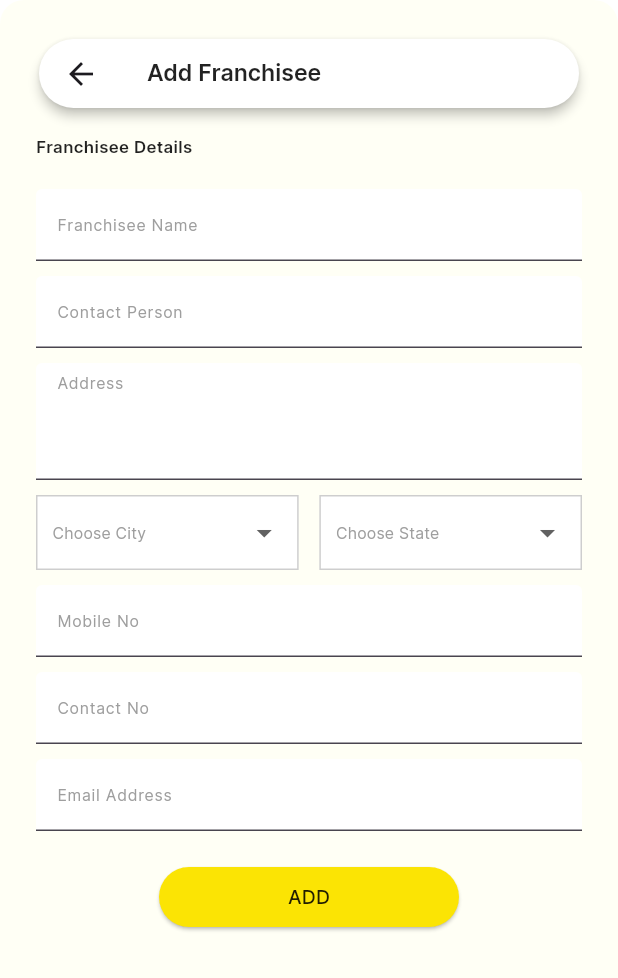
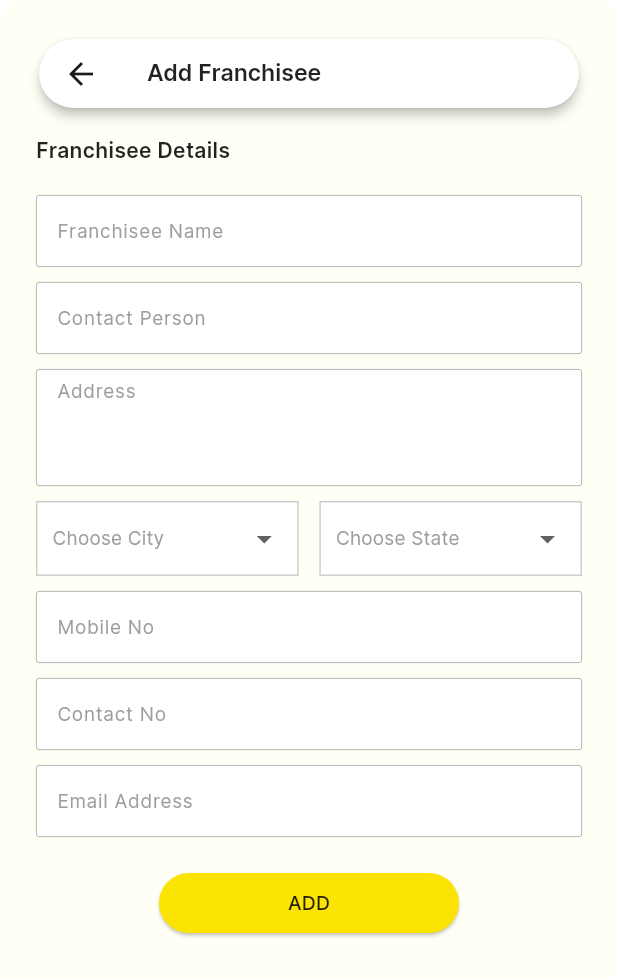
Before and after one commit to TLCInfotech/sweet_shop_app, a Flutter app: the MyDialog screen opened directly, on a phone screen of 412 x 824 dp. Shown: the top 978 px of the screen. Run offline on Flutter 3.47's test engine with Material 3 defaults, Android fonts, the light colour scheme and no system bars; our stand-ins replace flutter_staggered_animations, font_awesome_flutter.

Commit message:
Common style

```diff
--- a/lib/core/common_style.dart
+++ b/lib/core/common_style.dart
@@ -9,7 +9,7 @@ const big_title_style=TextStyle(
 );
 
 const subHeading_withBold=TextStyle(
-  fontSize: 15.0,
+  fontSize: 16.0,
   color: Colors.white,
   fontFamily: "Inter_Medium_Font"
 );
@@ -31,7 +31,7 @@ const textfield_label_style=TextStyle(
 const hint_textfield_Style = TextStyle(
     fontFamily: 'Inter_Regular_Font',
     color:Colors.grey,
-    fontSize: 15
+    fontSize: 18
 );
 
 const textfield_decoration = InputDecoration(
@@ -42,6 +42,25 @@ const textfield_decoration = InputDecoration(
   filled: true,
   hintStyle: hint_textfield_Style,
   floatingLabelStyle: TextStyle(fontFamily: 'Inter_Medium_Font',fontSize: 20,color: Colors.indigo,fontWeight: FontWeight.w700),
+
+  enabledBorder: OutlineInputBorder(
+    borderSide: BorderSide(color: Colors.grey,width: 0.5),
+    borderRadius: BorderRadius.all(Radius.circular(2.0)),
+  ),
+  focusedBorder: OutlineInputBorder(
+    borderSide:
+    BorderSide(color: Colors.black87,width: 1),
+    borderRadius: BorderRadius.all(Radius.circular(2.0)),
+  ),
+  focusedErrorBorder: OutlineInputBorder(
+    borderSide: BorderSide(color: Colors.grey),
+    borderRadius: BorderRadius.all(Radius.circular(2.0)),
+  ),
+  errorBorder:  OutlineInputBorder(
+    borderSide: BorderSide(color: Colors.grey),
+    borderRadius: BorderRadius.all(Radius.circular(2.0)),
+  ),
+
 );
 
 const appbar_text_style=TextStyle(
@@ -51,21 +70,21 @@ const appbar_text_style=TextStyle(
 );
 
 const page_heading_textStyle=TextStyle(
-    fontSize: 16.0,
+    fontSize: 20.0,
     color: Colors.black87,
     fontFamily: "Inter_SemiBold_Font"
 );
 
 
 const item_heading_textStyle=TextStyle(
-    fontSize: 15.0,
+    fontSize: 18.0,
     color: Colors.black87,
     fontFamily: "Inter_Medium_Font"
 );
 
 
 const item_regular_textStyle=TextStyle(
-    fontSize: 14.0,
+    fontSize: 16.0,
     color: Colors.black87,
     fontFamily: "Inter_Light_Font"
 );
```
